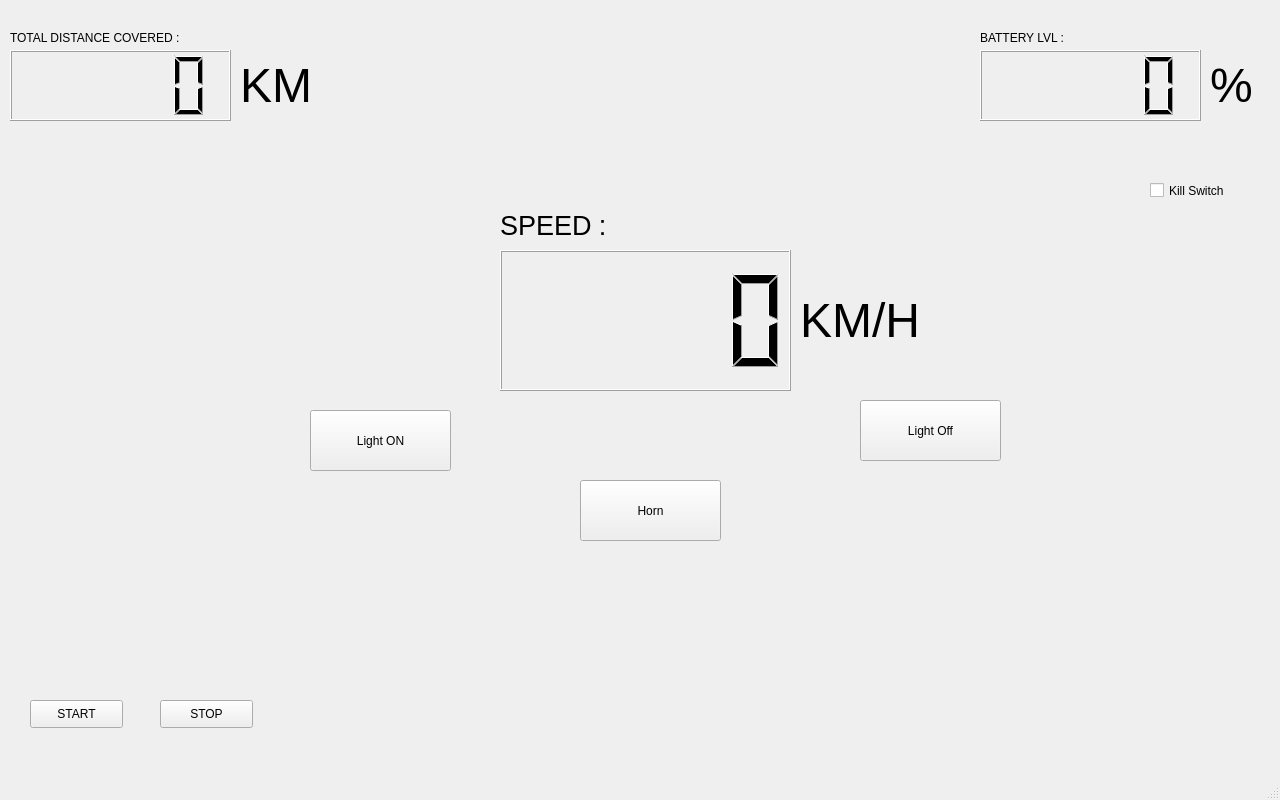
Qt form u.ui (HariC137/UI) before a commit.
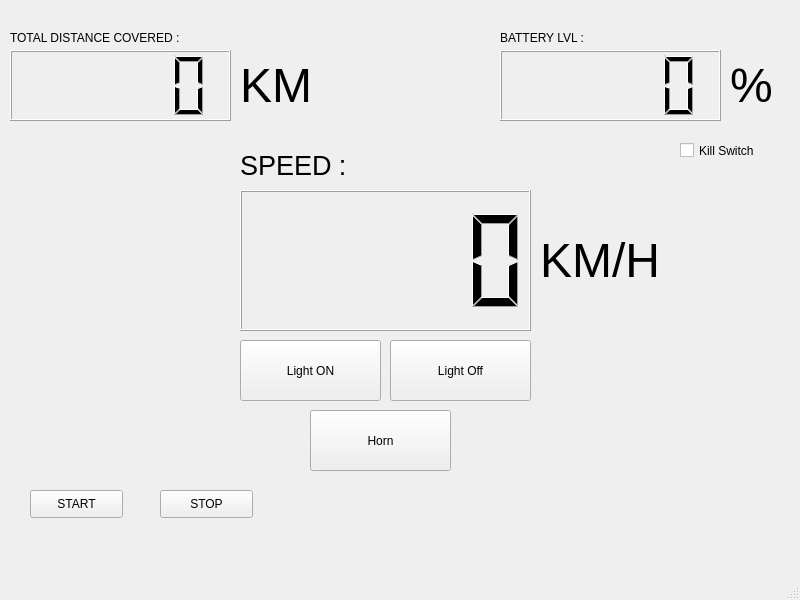
The same form after that commit.

```diff
--- a/u.ui
+++ b/u.ui
@@ -6,8 +6,8 @@
    <rect>
     <x>0</x>
     <y>0</y>
-    <width>1280</width>
-    <height>800</height>
+    <width>800</width>
+    <height>600</height>
    </rect>
   </property>
   <property name="windowTitle">
@@ -17,8 +17,8 @@
    <widget class="QLCDNumber" name="speed">
     <property name="geometry">
      <rect>
-      <x>500</x>
-      <y>250</y>
+      <x>240</x>
+      <y>190</y>
       <width>291</width>
       <height>141</height>
      </rect>
@@ -27,7 +27,7 @@
    <widget class="QLCDNumber" name="batterylvl">
     <property name="geometry">
      <rect>
-      <x>980</x>
+      <x>500</x>
       <y>50</y>
       <width>221</width>
       <height>71</height>
@@ -37,8 +37,8 @@
    <widget class="QLabel" name="label">
     <property name="geometry">
      <rect>
-      <x>500</x>
-      <y>200</y>
+      <x>240</x>
+      <y>140</y>
       <width>221</width>
       <height>51</height>
      </rect>
@@ -55,7 +55,7 @@
    <widget class="QLabel" name="label_2">
     <property name="geometry">
      <rect>
-      <x>980</x>
+      <x>500</x>
       <y>30</y>
       <width>211</width>
       <height>16</height>
@@ -68,8 +68,8 @@
    <widget class="QPushButton" name="lighton">
     <property name="geometry">
      <rect>
-      <x>310</x>
-      <y>410</y>
+      <x>240</x>
+      <y>340</y>
       <width>141</width>
       <height>61</height>
      </rect>
@@ -81,8 +81,8 @@
    <widget class="QPushButton" name="lightoff">
     <property name="geometry">
      <rect>
-      <x>860</x>
-      <y>400</y>
+      <x>390</x>
+      <y>340</y>
       <width>141</width>
       <height>61</height>
      </rect>
@@ -94,8 +94,8 @@
    <widget class="QCheckBox" name="killswitch">
     <property name="geometry">
      <rect>
-      <x>1150</x>
-      <y>180</y>
+      <x>680</x>
+      <y>140</y>
       <width>101</width>
       <height>21</height>
      </rect>
@@ -108,7 +108,7 @@
     <property name="geometry">
      <rect>
       <x>30</x>
-      <y>700</y>
+      <y>490</y>
       <width>93</width>
       <height>28</height>
      </rect>
@@ -121,7 +121,7 @@
     <property name="geometry">
      <rect>
       <x>160</x>
-      <y>700</y>
+      <y>490</y>
       <width>93</width>
       <height>28</height>
      </rect>
@@ -156,8 +156,8 @@
    <widget class="QPushButton" name="Horn">
     <property name="geometry">
      <rect>
-      <x>580</x>
-      <y>480</y>
+      <x>310</x>
+      <y>410</y>
       <width>141</width>
       <height>61</height>
      </rect>
@@ -189,8 +189,8 @@
    <widget class="QLabel" name="label_5">
     <property name="geometry">
      <rect>
-      <x>800</x>
-      <y>250</y>
+      <x>540</x>
+      <y>190</y>
       <width>161</width>
       <height>141</height>
      </rect>
@@ -207,7 +207,7 @@
    <widget class="QLabel" name="label_6">
     <property name="geometry">
      <rect>
-      <x>1210</x>
+      <x>730</x>
       <y>50</y>
       <width>61</width>
       <height>71</height>
```
Left out of the diff: 2 changed lines with no effect on the pictures.
